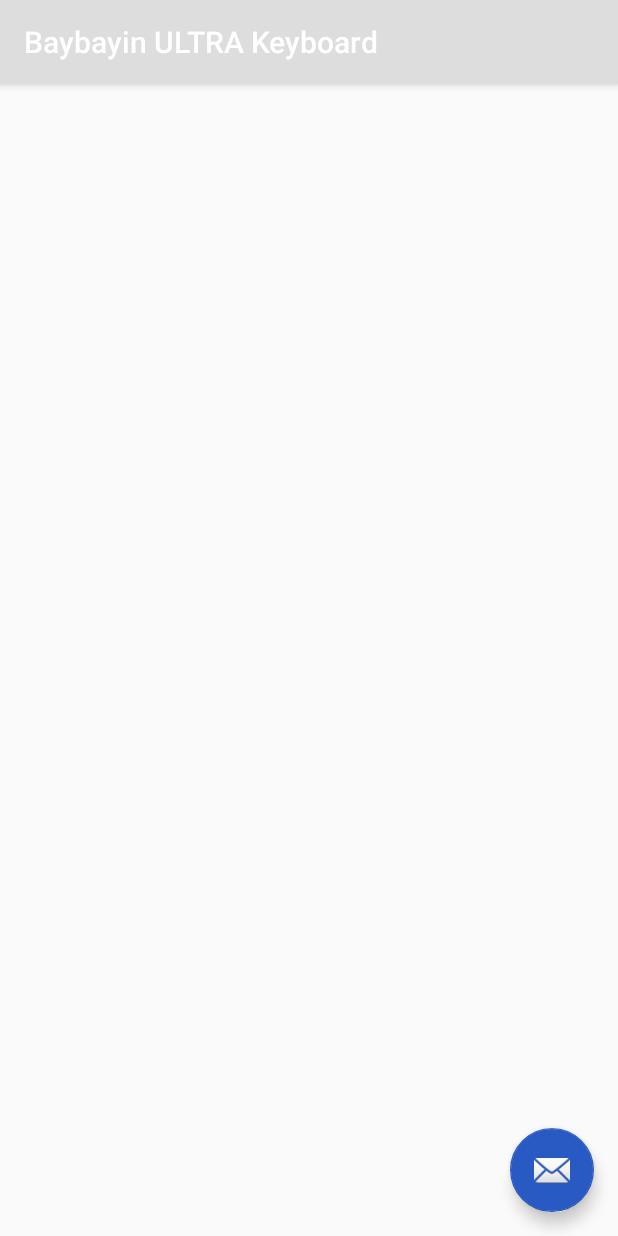
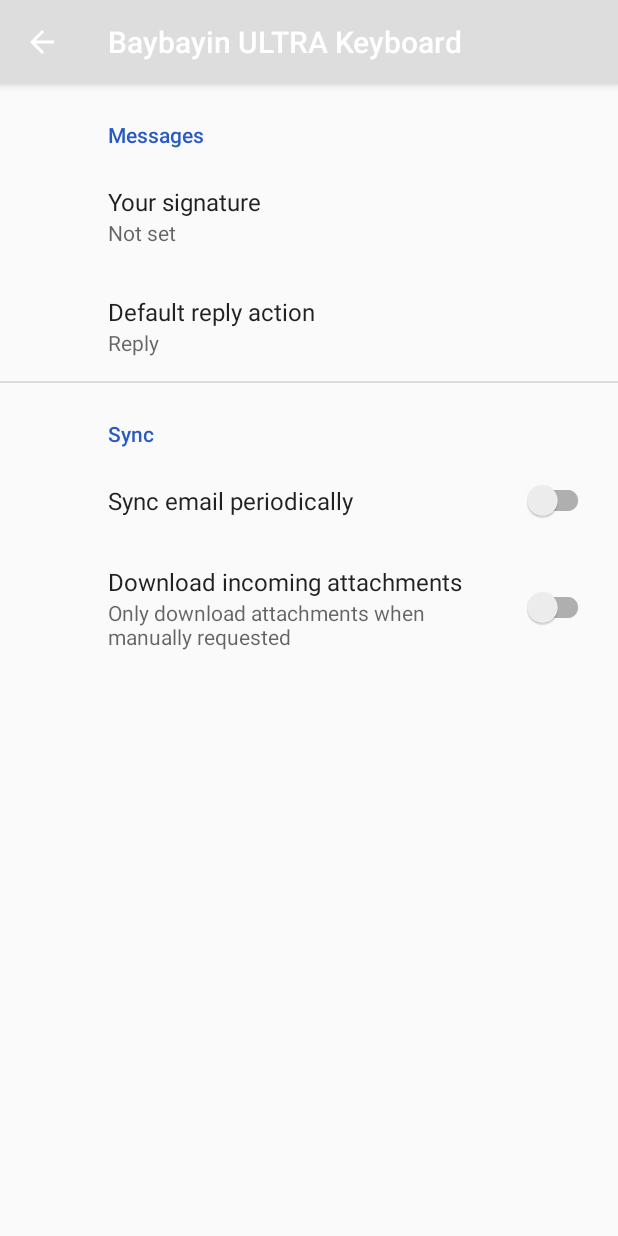
Before and after one commit to IonAir1/baybayin-keyboard, an Android app: the screen it shows after launch (settings before the commit, SettingsActivity after it), on a phone screen of 412 x 824 dp. Run offline under Robolectric (Android 15) with nearby library versions, the phone set to English and light mode, and no system bars; our stand-ins replace androidx.preference.

Commit message:
Milestone 6.2

```diff
--- a/Baybayin Keyboard/app/src/main/AndroidManifest.xml
+++ b/Baybayin Keyboard/app/src/main/AndroidManifest.xml
@@ -10,12 +10,10 @@
         android:supportsRtl="true"
         android:theme="@style/AppTheme">
         <activity
-            android:name=".settings"
-            android:label="@string/title_activity_settings"
-            android:theme="@style/AppTheme.NoActionBar">
+            android:name=".SettingsActivity"
+            android:label="@string/title_activity_settings">
             <intent-filter>
                 <action android:name="android.intent.action.MAIN" />
-
                 <category android:name="android.intent.category.LAUNCHER" />
             </intent-filter>
         </activity>
--- a/Baybayin Keyboard/app/src/main/java/edmt/dev/androidcustomkeyboard/EDMTKeyboard.java
+++ b/Baybayin Keyboard/app/src/main/java/edmt/dev/androidcustomkeyboard/EDMTKeyboard.java
@@ -156,7 +156,7 @@ import android.view.inputmethod.InputMethodManager;
     }
 
     public void openSettings() {
-            Intent intent = new Intent(this, settings.class);
+            Intent intent = new Intent(this, SettingsActivity.class);
             startActivity(intent);
     }
 
--- /dev/null
+++ b/Baybayin Keyboard/app/src/main/java/edmt/dev/androidcustomkeyboard/SettingsActivity.java
@@ -0,0 +1,33 @@
+package edmt.dev.androidcustomkeyboard;
+
+import android.os.Bundle;
+
+import androidx.appcompat.app.ActionBar;
+import androidx.appcompat.app.AppCompatActivity;
+import androidx.preference.PreferenceFragmentCompat;
+
+public class SettingsActivity extends AppCompatActivity {
+
+    @Override
+    protected void onCreate(Bundle savedInstanceState) {
+        super.onCreate(savedInstanceState);
+        setContentView(R.layout.settings_activity);
+        if (savedInstanceState == null) {
+            getSupportFragmentManager()
+                    .beginTransaction()
+                    .replace(R.id.settings, new SettingsFragment())
+                    .commit();
+        }
+        ActionBar actionBar = getSupportActionBar();
+        if (actionBar != null) {
+            actionBar.setDisplayHomeAsUpEnabled(true);
+        }
+    }
+
+    public static class SettingsFragment extends PreferenceFragmentCompat {
+        @Override
+        public void onCreatePreferences(Bundle savedInstanceState, String rootKey) {
+            setPreferencesFromResource(R.xml.root_preferences, rootKey);
+        }
+    }
+}
--- a/Baybayin Keyboard/app/src/main/java/edmt/dev/androidcustomkeyboard/settings.java
+++ /dev/null
@@ -1,28 +0,0 @@
-package edmt.dev.androidcustomkeyboard;
-
-import android.os.Bundle;
-import android.support.design.widget.FloatingActionButton;
-import android.support.design.widget.Snackbar;
-import android.support.v7.app.AppCompatActivity;
-import android.support.v7.widget.Toolbar;
-import android.view.View;
-
-public class settings extends AppCompatActivity {
-
-    @Override
-    protected void onCreate(Bundle savedInstanceState) {
-        super.onCreate(savedInstanceState);
-        setContentView(R.layout.activity_settings);
-        Toolbar toolbar = findViewById(R.id.toolbar);
-        setSupportActionBar(toolbar);
-
-        FloatingActionButton fab = findViewById(R.id.fab);
-        fab.setOnClickListener(new View.OnClickListener() {
-            @Override
-            public void onClick(View view) {
-                Snackbar.make(view, "Replace with your own action", Snackbar.LENGTH_LONG)
-                        .setAction("Action", null).show();
-            }
-        });
-    }
-}
--- a/Baybayin Keyboard/app/src/main/res/layout/activity_settings.xml
+++ /dev/null
@@ -1,33 +0,0 @@
-<?xml version="1.0" encoding="utf-8"?>
-<android.support.design.widget.CoordinatorLayout xmlns:android="http://schemas.android.com/apk/res/android"
-    xmlns:app="http://schemas.android.com/apk/res-auto"
-    xmlns:tools="http://schemas.android.com/tools"
-    android:layout_width="match_parent"
-    android:layout_height="match_parent"
-    tools:context=".settings">
-
-    <android.support.design.widget.AppBarLayout
-        android:layout_width="match_parent"
-        android:layout_height="wrap_content"
-        android:theme="@style/AppTheme.AppBarOverlay">
-
-        <android.support.v7.widget.Toolbar
-            android:id="@+id/toolbar"
-            android:layout_width="match_parent"
-            android:layout_height="?attr/actionBarSize"
-            android:background="?attr/colorPrimary"
-            app:popupTheme="@style/AppTheme.PopupOverlay" />
-
-    </android.support.design.widget.AppBarLayout>
-
-    <include layout="@layout/content_settings" />
-
-    <android.support.design.widget.FloatingActionButton
-        android:id="@+id/fab"
-        android:layout_width="wrap_content"
-        android:layout_height="wrap_content"
-        android:layout_gravity="bottom|end"
-        android:layout_margin="@dimen/fab_margin"
-        app:srcCompat="@android:drawable/ic_dialog_email" />
-
-</android.support.design.widget.CoordinatorLayout>
--- a/Baybayin Keyboard/app/src/main/res/layout/call_function.xml
+++ b/Baybayin Keyboard/app/src/main/res/layout/call_function.xml
@@ -1,9 +1,9 @@
 <?xml version="1.0" encoding="utf-8"?>
-<android.support.constraint.ConstraintLayout xmlns:android="http://schemas.android.com/apk/res/android"
+<androidx.constraintlayout.widget.ConstraintLayout xmlns:android="http://schemas.android.com/apk/res/android"
     xmlns:app="http://schemas.android.com/apk/res-auto"
     xmlns:tools="http://schemas.android.com/tools"
     android:layout_width="match_parent"
     android:layout_height="match_parent"
     tools:context=".CallFunctionActivity">
 
-</android.support.constraint.ConstraintLayout>
+</androidx.constraintlayout.widget.ConstraintLayout>
--- a/Baybayin Keyboard/app/src/main/res/layout/content_settings.xml
+++ /dev/null
@@ -1,6 +0,0 @@
-<?xml version="1.0" encoding="utf-8"?>
-<android.support.constraint.ConstraintLayout xmlns:android="http://schemas.android.com/apk/res/android"
-    xmlns:app="http://schemas.android.com/apk/res-auto"
-    android:layout_width="match_parent"
-    android:layout_height="match_parent"
-    app:layout_behavior="@string/appbar_scrolling_view_behavior"></android.support.constraint.ConstraintLayout>
--- /dev/null
+++ b/Baybayin Keyboard/app/src/main/res/layout/settings_activity.xml
@@ -0,0 +1,9 @@
+<LinearLayout xmlns:android="http://schemas.android.com/apk/res/android"
+    android:layout_width="match_parent"
+    android:layout_height="match_parent">
+
+    <FrameLayout
+        android:id="@+id/settings"
+        android:layout_width="match_parent"
+        android:layout_height="match_parent" />
+</LinearLayout>
--- /dev/null
+++ b/Baybayin Keyboard/app/src/main/res/values/arrays.xml
@@ -0,0 +1,29 @@
+<resources>
+    <!-- Reply Preference -->
+    <string-array name="reply_entries">
+        <item>Reply</item>
+        <item>Reply to all</item>
+    </string-array>
+
+    <string-array name="reply_values">
+        <item>reply</item>
+        <item>reply_all</item>
+    </string-array>
+
+    <!--Viramas-->
+    <string-array name="viramas">
+        <item name="empty">None</item>
+        <item name="standardKrus">Krus</item>
+        <item name="malakingKrus">Malaking Krus</item>
+        <item name="pamudpod">Pamudpod</item>
+        <item name="sinawali">Sinawali</item>
+    </string-array>
+
+    <array name="viramaValues">
+        <item name="empty">0</item>
+        <item name="standardKrus">1</item>
+        <item name="malakingKrus">2</item>
+        <item name="pamudpod">3</item>
+        <item name="sinawali">4</item>
+    </array>
+</resources>
--- a/Baybayin Keyboard/app/src/main/res/values/strings.xml
+++ b/Baybayin Keyboard/app/src/main/res/values/strings.xml
@@ -9,4 +9,33 @@
 
     <string name="hello_first_fragment">Hello first fragment</string>
     <string name="hello_second_fragment">Hello second fragment. Arg: %1$s</string>
+
+    <string name="title">Settings</string>
+    <string name="title_activity_preferences">preferences</string>
+
+    <!-- Preference Titles -->
+    <string name="messages_header">Messages</string>
+    <string name="sync_header">Sync</string>
+
+    <!-- Messages Preferences -->
+    <string name="signature_title">Your signature</string>
+    <string name="reply_title">Default reply action</string>
+
+    <!-- Sync Preferences -->
+    <string name="sync_title">Sync email periodically</string>
+    <string name="attachment_title">Download incoming attachments</string>
+    <string name="attachment_summary_on">Automatically download attachments for incoming emails
+    </string>
+    <string name="attachment_summary_off">Only download attachments when manually requested</string>
+
+
+    <!--Options-->
+    <string name="virama">Virama Options</string>
+    <string name="virama1">Virama 1</string>
+    <string name="virama2">Virama 2</string>
+    <string name="virama3">Virama 3</string>
+    <string name="showKeyBorders">Show Keyborders</string>
+    <string name="showBaybayinGuide">Show Baybayin Guide</string>
+    <string name="showNumbers">Show Number Row</string>
+
 </resources>
--- /dev/null
+++ b/Baybayin Keyboard/app/src/main/res/xml/root_preferences.xml
@@ -0,0 +1,35 @@
+<PreferenceScreen xmlns:app="http://schemas.android.com/apk/res-auto">
+
+    <PreferenceCategory app:title="@string/messages_header">
+
+        <EditTextPreference
+            app:key="signature"
+            app:title="@string/signature_title"
+            app:useSimpleSummaryProvider="true" />
+
+        <ListPreference
+            app:defaultValue="reply"
+            app:entries="@array/reply_entries"
+            app:entryValues="@array/reply_values"
+            app:key="reply"
+            app:title="@string/reply_title"
+            app:useSimpleSummaryProvider="true" />
+
+    </PreferenceCategory>
+
+    <PreferenceCategory app:title="@string/sync_header">
+
+        <SwitchPreferenceCompat
+            app:key="sync"
+            app:title="@string/sync_title" />
+
+        <SwitchPreferenceCompat
+            app:dependency="sync"
+            app:key="attachment"
+            app:summaryOff="@string/attachment_summary_off"
+            app:summaryOn="@string/attachment_summary_on"
+            app:title="@string/attachment_title" />
+
+    </PreferenceCategory>
+
+</PreferenceScreen>
--- a/Baybayin Keyboard/gradle.properties
+++ b/Baybayin Keyboard/gradle.properties
@@ -9,6 +9,8 @@
 
 # Specifies the JVM arguments used for the daemon process.
 # The setting is particularly useful for tweaking memory settings.
+android.enableJetifier=true
+android.useAndroidX=true
 org.gradle.jvmargs=-Xmx1536m
 
 # When configured, Gradle will run in incubating parallel mode.
```
Also changed, not shown: Baybayin Keyboard/app/build.gradle (+9 -8 lines), Baybayin Keyboard/app/src/main/java/edmt/dev/androidcustomkeyboard/FirstFragment.java (deleted, +0 -35 lines), Baybayin Keyboard/app/src/main/java/edmt/dev/androidcustomkeyboard/SecondFragment.java (deleted, +0 -35 lines), Baybayin Keyboard/app/src/main/res/layout/activity_main.xml (deleted, +0 -9 lines), Baybayin Keyboard/app/src/main/res/layout/fragment_first.xml (deleted, +0 -28 lines), Baybayin Keyboard/app/src/main/res/layout/fragment_second.xml (deleted, +0 -27 lines), Baybayin Keyboard/app/src/main/res/xml/old_root_preferences.xml (added, +81 -0 lines), 1 other file.
